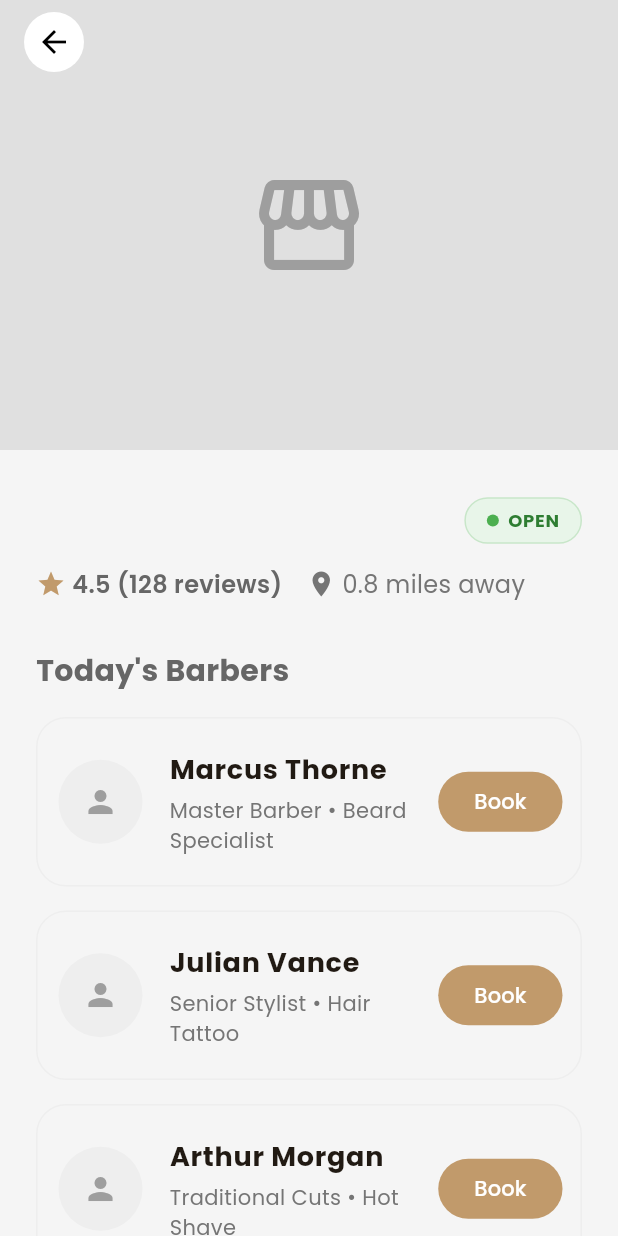
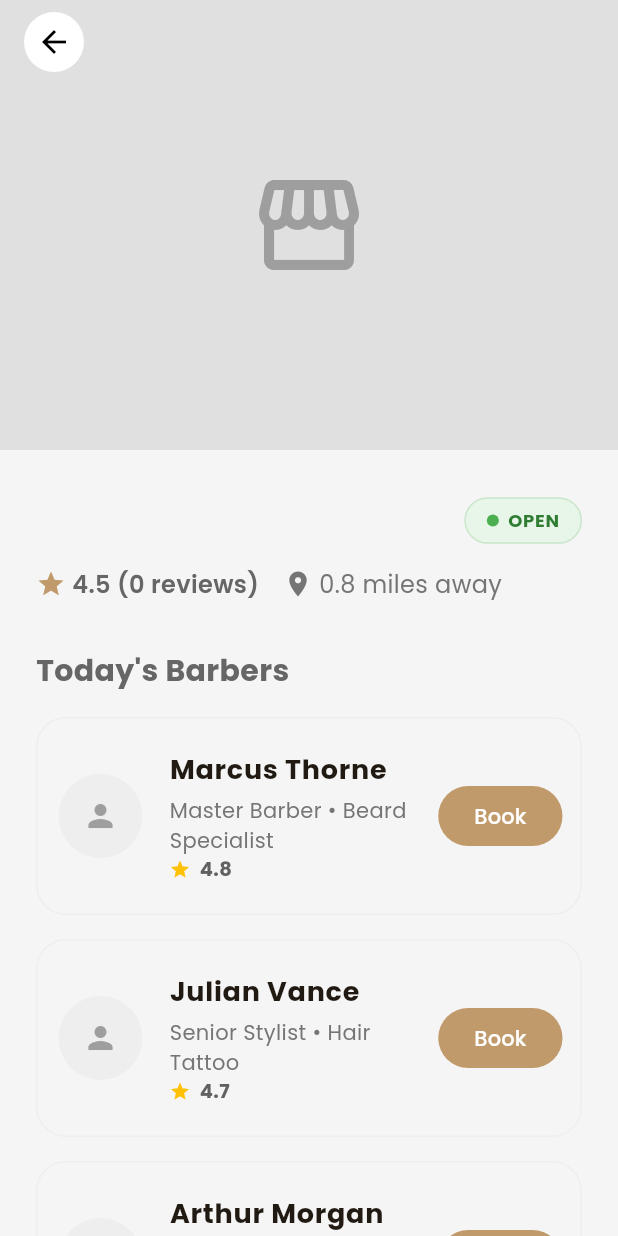
Before and after one commit to ANKITDANDOTIYA/StylenCut, a Flutter app: the SalonDetailsScreen screen opened directly with empty values, on a phone screen of 412 x 824 dp. Run offline on Flutter 3.47's test engine with Material 3 defaults, Android fonts, the phone set to English and light mode, and no system bars; our stand-ins replace google_fonts, image_picker, shared_preferences; accounts and stored records are empty; network calls fail.

Commit message:
Real ratings

```diff
--- a/lib/models/booking_model.dart
+++ b/lib/models/booking_model.dart
@@ -1,6 +1,7 @@
 
 class BookingModel {
   final String id;
+  final int salonId;
   final String customerName;
   final String serviceName;
   final String time;
@@ -11,6 +12,7 @@ class BookingModel {
 
   BookingModel({
     required this.id,
+    this.salonId = 0,
     required this.customerName,
     required this.serviceName,
     required this.time,
@@ -23,6 +25,7 @@ class BookingModel {
   factory BookingModel.fromJson(Map<String, dynamic> json) {
     return BookingModel(
       id: json['id']?.toString() ?? '',
+      salonId: json['salon_id'] != null ? int.tryParse(json['salon_id'].toString()) ?? 0 : 0,
       customerName: json['customer_name'] ?? '',
       serviceName: json['service_name'] ?? '',
       time: json['booking_time'] ?? '',
--- a/lib/models/salon.dart
+++ b/lib/models/salon.dart
@@ -8,8 +8,8 @@ class Salon {
   final String? openingTime;
   final String? closingTime;
   final String? thumbnailPic;
-  // TODO: Add ratings later
   final double rating;
+  final int reviewsCount;
 
   Salon({
     required this.id,
@@ -21,21 +21,23 @@ class Salon {
     this.openingTime,
     this.closingTime,
     this.thumbnailPic,
-    this.rating = 4.5, // Default for now until backend gives us ratings
+    this.rating = 4.5,
+    this.reviewsCount = 0,
   });
 
   factory Salon.fromJson(Map<String, dynamic> json) {
     return Salon(
-      id: json['id'],
-      ownerId: json['owner_id'],
-      name: json['name'],
+      id: json['id'] != null ? (int.tryParse(json['id'].toString()) ?? 0) : 0,
+      ownerId: json['owner_id'] != null ? (int.tryParse(json['owner_id'].toString()) ?? 0) : 0,
+      name: json['name'] ?? 'Unknown Salon',
       address: json['address'],
       phoneNumber: json['phone_number'],
       isOpen: json['is_open'] ?? true,
       openingTime: json['opening_time'],
       closingTime: json['closing_time'],
       thumbnailPic: json['thumbnail_pic'],
-      rating: json['rating'] != null ? double.parse(json['rating'].toString()) : 4.5,
+      rating: json['rating'] != null ? (double.tryParse(json['rating'].toString()) ?? 4.5) : 4.5,
+      reviewsCount: json['reviews_count'] != null ? (int.tryParse(json['reviews_count'].toString()) ?? 0) : 0,
     );
   }
 }
--- a/lib/screens/salon_details_screen.dart
+++ b/lib/screens/salon_details_screen.dart
@@ -145,7 +145,7 @@ class _SalonDetailsScreenState extends State<SalonDetailsScreen> {
                         Icon(Icons.star, color: Theme.of(context).primaryColor, size: 20),
                         const SizedBox(width: 4),
                         Text(
-                          '${widget.salon.rating.toStringAsFixed(1)} (128 reviews)',
+                          '${widget.salon.rating.toStringAsFixed(1)} (${widget.salon.reviewsCount} reviews)',
                           style: GoogleFonts.poppins(
                             fontSize: 16,
                             fontWeight: FontWeight.w600,
@@ -193,16 +193,14 @@ class _SalonDetailsScreenState extends State<SalonDetailsScreen> {
                       final List<Map<String, String>> displayBarbers = [];
 
                       if (dbBarbers.isNotEmpty) {
-
                         for (var item in dbBarbers) {
-
                           displayBarbers.add({
                             'id': item['id']?.toString() ?? '',
                             'name': item['name'] ?? 'Unknown',
                             'role': item['role'] ?? 'Barber',
+                            'rating': item['rating']?.toString() ?? '5.0',
                             'image': 'assets/images/barber1.jpg',
                           });
-
                         }
                       } else {
                         // Fallback to static mock barbers so newly created salons still have options
@@ -211,18 +209,21 @@ class _SalonDetailsScreenState extends State<SalonDetailsScreen> {
                             'id': 'mock1',
                             'name': 'Marcus Thorne',
                             'role': 'Master Barber • Beard Specialist',
+                            'rating': '4.8',
                             'image': 'assets/images/barber1.jpg',
                           },
                           {
                             'id': 'mock2',
                             'name': 'Julian Vance',
                             'role': 'Senior Stylist • Hair Tattoo',
+                            'rating': '4.7',
                             'image': 'assets/images/barber2.jpg',
                           },
                           {
                             'id': 'mock3',
                             'name': 'Arthur Morgan',
                             'role': 'Traditional Cuts • Hot Shave',
+                            'rating': '4.9',
                             'image': 'assets/images/barber3.jpg',
                           },
                         ]);
@@ -258,11 +259,26 @@ class _SalonDetailsScreenState extends State<SalonDetailsScreen> {
                                 ),
                                 subtitle: Padding(
                                   padding: const EdgeInsets.only(top: 4.0),
-                                  child: Text(
-                                    barber['role']!,
-                                    style: GoogleFonts.poppins(
-                                      color: Colors.grey.shade600,
-                                    ),
+                                  child: Wrap(
+                                    crossAxisAlignment: WrapCrossAlignment.center,
+                                    spacing: 6,
+                                    children: [
+                                      Text(
+                                        barber['role']!,
+                                        style: GoogleFonts.poppins(
+                                          color: Colors.grey.shade600,
+                                        ),
+                                      ),
+                                      const Icon(Icons.star, color: Colors.amber, size: 14),
+                                      Text(
+                                        barber['rating'] ?? '5.0',
+                                        style: GoogleFonts.poppins(
+                                          fontWeight: FontWeight.bold,
+                                          fontSize: 13,
+                                          color: Colors.grey.shade700,
+                                        ),
+                                      ),
+                                    ],
                                   ),
                                 ),
                                 trailing: ElevatedButton(
--- a/lib/screens/user/booking_selection_screen.dart
+++ b/lib/screens/user/booking_selection_screen.dart
@@ -384,6 +384,7 @@ class _BookingSelectionScreenState extends State<BookingSelectionScreen> {
 
                             final newBooking = BookingModel(
                               id: '', // Backend will assign ID
+                              salonId: widget.salonId,
                               customerName: customerName,
                               serviceName: serviceTitle,
                               time: '$dateStr, $timeStr',
--- a/lib/screens/user/my_bookings_screen.dart
+++ b/lib/screens/user/my_bookings_screen.dart
@@ -203,6 +203,7 @@ class _MyBookingsScreenState extends State<MyBookingsScreen> {
                                           MaterialPageRoute(
                                             builder: (_) => RateReviewScreen(
                                               booking: {
+                                                'salonId': booking.salonId,
                                                 'salon': booking.salonName.isNotEmpty ? booking.salonName : 'Premium Barber Shop',
                                                 'barber': booking.barberName,
                                                 'date': booking.time,
--- a/lib/services/salon_service.dart
+++ b/lib/services/salon_service.dart
@@ -160,4 +160,38 @@ class SalonService {
       return false;
     }
   }
+
+  static Future<bool> submitReview({
+    required int salonId,
+    required String customerName,
+    required String barberName,
+    required int salonRating,
+    required int barberRating,
+    required String salonReview,
+    required String barberReview,
+  }) async {
+    try {
+      final response = await http.post(
+        Uri.parse('$baseUrl/$salonId/reviews'),
+        headers: {'Content-Type': 'application/json'},
+        body: jsonEncode({
+          'customerName': customerName,
+          'barberName': barberName,
+          'salonRating': salonRating,
+          'barberRating': barberRating,
+          'salonReview': salonReview,
+          'barberReview': barberReview,
+        }),
+      ).timeout(const Duration(seconds: 10));
+
+      if (response.statusCode == 201) {
+        final data = jsonDecode(response.body);
+        return data['success'] == true;
+      }
+      return false;
+    } catch (e) {
+      print('Error submitting review: $e');
+      return false;
+    }
+  }
 }
--- a/lib/viewmodels/admin_viewmodel.dart
+++ b/lib/viewmodels/admin_viewmodel.dart
@@ -1,4 +1,5 @@
 import 'package:flutter/foundation.dart';
+import '../models/salon.dart';
 import '../models/barber_model.dart';
 import '../models/booking_model.dart';
 import '../services/salon_service.dart';
@@ -14,6 +15,9 @@ class AdminViewModel extends ChangeNotifier {
   bool _isLoading = false;
   bool get isLoading => _isLoading;
 
+  Salon? _salon;
+  Salon? get salon => _salon;
+
   List<BarberModel> _barbers = [];
   List<BarberModel> get barbers => _barbers;
 
@@ -22,9 +26,17 @@ class AdminViewModel extends ChangeNotifier {
 
   // Stats
   int get todaysBookingsCount => _todayBookings.length;
-  double get salesTotal => _todayBookings.fold(0.0, (sum, item) => sum + item.price);
-  int get waitlistCount => _todayBookings.length > 2 ? 2 : _todayBookings.length;
-  double get avgRating => 4.9;
+
+  // Real sales from completed bookings
+  double get salesTotal => _todayBookings
+      .where((b) => b.status == 'Completed')
+      .fold(0.0, (sum, item) => sum + item.price);
+
+  // Real waitlist from pending bookings
+  int get waitlistCount => _todayBookings.where((b) => b.status == 'Pending').length;
+
+  // Real average rating fetched from backend review system
+  double get avgRating => _salon?.rating ?? 4.5;
 
   // Booking status counts
   int get totalBookings => _todayBookings.length;
@@ -39,6 +51,7 @@ class AdminViewModel extends ChangeNotifier {
     try {
       final salons = await SalonService.getSalons();
       final currentSalon = salons.firstWhere((s) => s.id == salonId);
+      _salon = currentSalon;
       _isShopAccepting = currentSalon.isOpen;
 
       final rawBarbers = await SalonService.getBarbers(salonId);
@@ -65,6 +78,7 @@ class AdminViewModel extends ChangeNotifier {
           final b = _todayBookings[index];
           _todayBookings[index] = BookingModel(
             id: b.id,
+            salonId: b.salonId,
             customerName: b.customerName,
             serviceName: b.serviceName,
             time: b.time,
```
Also changed, not shown: lib/screens/user/rate_review_screen.dart (+76 -10 lines), 5 other files.
